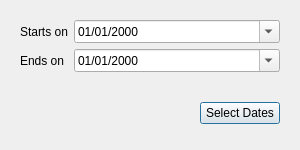
Qt form src/ui/daterangedialog.ui (TiagoSBO/qt-pomodoro-timer) before a commit.
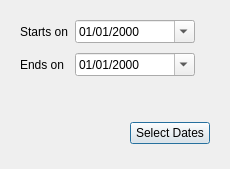
The same form after that commit.

Commit message: Feat: Adds a qdialog that filters by date in the statswindow combobox.

The edit to the form file:
```diff
--- a/src/ui/daterangedialog.ui
+++ b/src/ui/daterangedialog.ui
@@ -6,23 +6,50 @@
    <rect>
     <x>0</x>
     <y>0</y>
-    <width>300</width>
-    <height>150</height>
+    <width>230</width>
+    <height>169</height>
    </rect>
   </property>
+  <property name="sizePolicy">
+   <sizepolicy hsizetype="Maximum" vsizetype="Minimum">
+    <horstretch>0</horstretch>
+    <verstretch>0</verstretch>
+   </sizepolicy>
+  </property>
   <property name="minimumSize">
    <size>
-    <width>300</width>
+    <width>230</width>
     <height>150</height>
    </size>
   </property>
+  <property name="maximumSize">
+   <size>
+    <width>230</width>
+    <height>175</height>
+   </size>
+  </property>
   <property name="windowTitle">
    <string>Select Date Range</string>
   </property>
   <layout class="QVBoxLayout" name="verticalLayout">
+   <property name="sizeConstraint">
+    <enum>QLayout::SizeConstraint::SetDefaultConstraint</enum>
+   </property>
    <item>
-    <widget class="QWidget" name="" native="true">
+    <widget class="QWidget" name="widget" native="true">
+     <property name="maximumSize">
+      <size>
+       <width>220</width>
+       <height>100</height>
+      </size>
+     </property>
      <layout class="QFormLayout" name="formLayout">
+      <property name="horizontalSpacing">
+       <number>7</number>
+      </property>
+      <property name="verticalSpacing">
+       <number>10</number>
+      </property>
       <item row="0" column="0">
        <widget class="QLabel" name="label_start">
         <property name="text">
@@ -32,6 +59,24 @@
       </item>
       <item row="0" column="1">
        <widget class="QDateEdit" name="dateEdit_start">
+        <property name="sizePolicy">
+         <sizepolicy hsizetype="Preferred" vsizetype="Preferred">
+          <horstretch>0</horstretch>
+          <verstretch>0</verstretch>
+         </sizepolicy>
+        </property>
+        <property name="minimumSize">
+         <size>
+          <width>0</width>
+          <height>0</height>
+         </size>
+        </property>
+        <property name="maximumSize">
+         <size>
+          <width>120</width>
+          <height>16777215</height>
+         </size>
+        </property>
         <property name="displayFormat">
          <string>dd/MM/yyyy</string>
         </property>
@@ -49,6 +94,18 @@
       </item>
       <item row="1" column="1">
        <widget class="QDateEdit" name="dateEdit_end">
+        <property name="sizePolicy">
+         <sizepolicy hsizetype="Preferred" vsizetype="Preferred">
+          <horstretch>0</horstretch>
+          <verstretch>0</verstretch>
+         </sizepolicy>
+        </property>
+        <property name="maximumSize">
+         <size>
+          <width>120</width>
+          <height>16777215</height>
+         </size>
+        </property>
         <property name="displayFormat">
          <string>dd/MM/yyyy</string>
         </property>
@@ -61,7 +118,13 @@
     </widget>
    </item>
    <item>
-    <widget class="QWidget" name="" native="true">
+    <widget class="QWidget" name="widget" native="true">
+     <property name="maximumSize">
+      <size>
+       <width>220</width>
+       <height>50</height>
+      </size>
+     </property>
      <layout class="QHBoxLayout" name="buttonLayout">
       <item>
        <spacer name="horizontalSpacer">
```
The commit also changes 4 other files.
